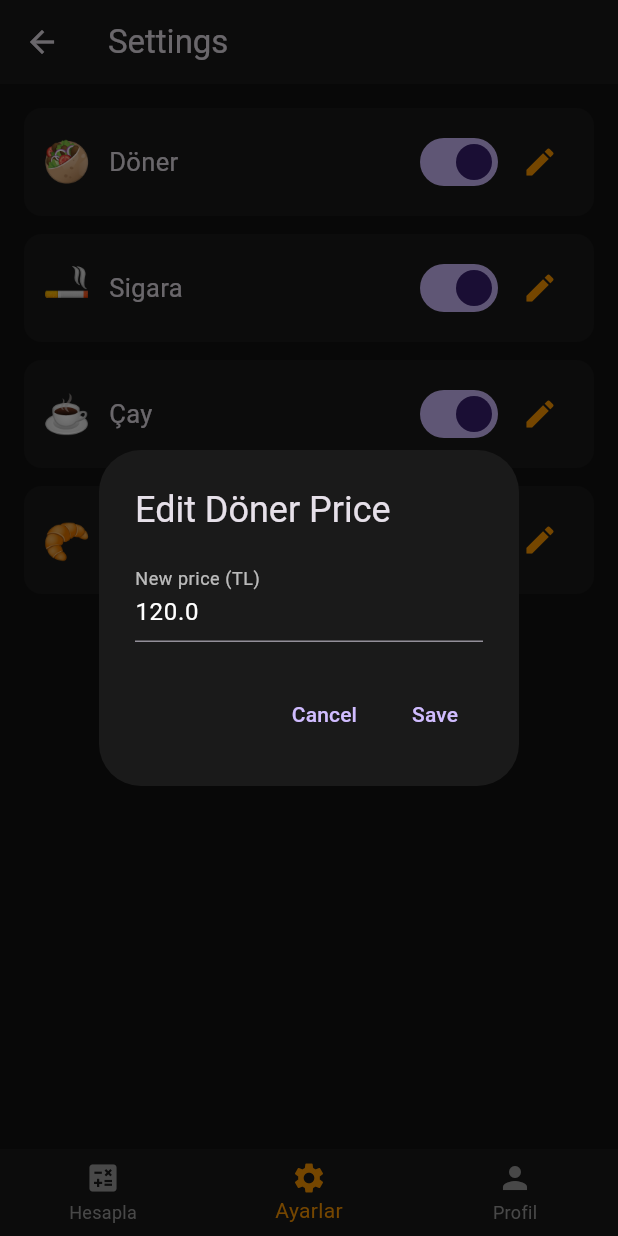
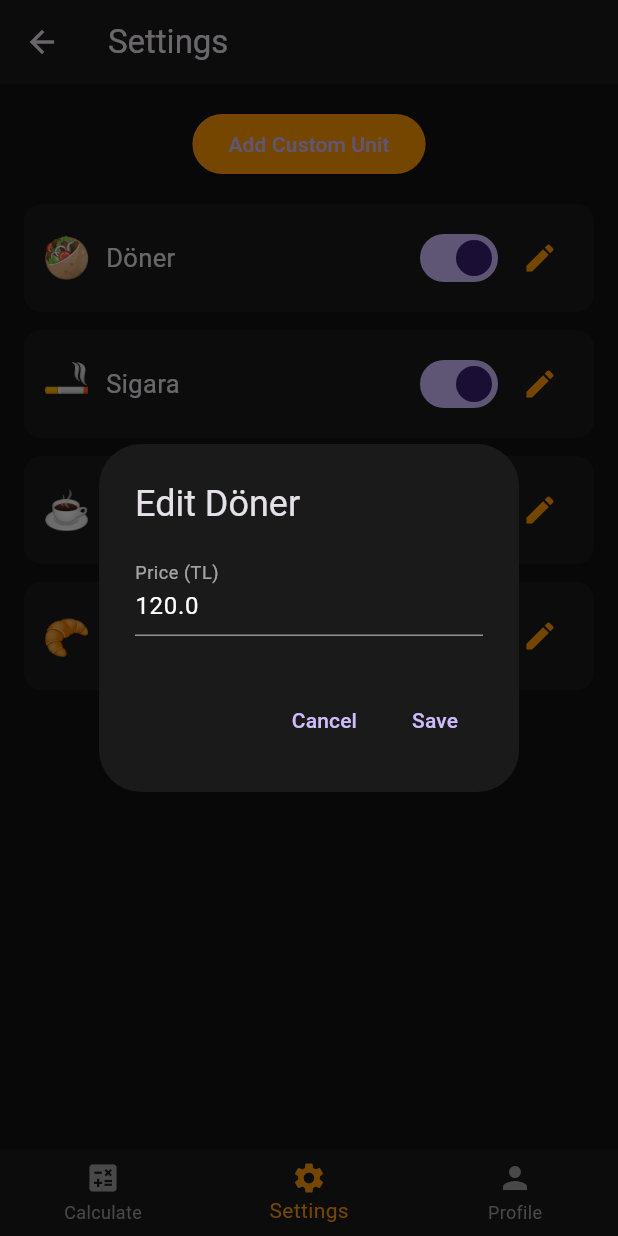
Before and after one commit to tunahan-kara/Donermatik, a Flutter app: the MainNavigation screen opened by its route, item 2 of the bottom bar chosen, after a tap on the "edit" icon, on a phone screen of 412 x 824 dp. Run offline on Flutter 3.47's test engine with Material 3 defaults, Android fonts, the phone set to English and light mode, and no system bars; our stand-ins replace shared_preferences; accounts and stored records are empty.

Commit message:
Bug fixes and full screen mode.

```diff
--- a/donermatik/lib/main.dart
+++ b/donermatik/lib/main.dart
@@ -1,14 +1,29 @@
 import 'package:flutter/material.dart';
+import 'package:flutter/services.dart';
 import 'package:shared_preferences/shared_preferences.dart';
 
 import 'models/unit_model.dart';
 import 'utils/default_units.dart';
+import 'utils/storage_service.dart';
+
 import 'screens/home_screen.dart';
 import 'screens/settings_screen.dart';
 import 'screens/profile_screen.dart';
 import 'screens/onboarding_screen.dart';
 
-void main() {
+void main() async {
+  WidgetsFlutterBinding.ensureInitialized();
+
+  // 🔥 TAM EKRAN - IMMERSIVE STICKY (KESİN ÇALIŞIR)
+  await SystemChrome.setEnabledSystemUIMode(SystemUiMode.immersiveSticky);
+
+  SystemChrome.setSystemUIOverlayStyle(
+    const SystemUiOverlayStyle(
+      statusBarColor: Colors.transparent, // Üst bar tamamen yok
+      systemNavigationBarColor: Colors.transparent, // Alt bar tamamen yok
+    ),
+  );
+
   runApp(const DonermatikApp());
 }
 
@@ -22,7 +37,6 @@ class DonermatikApp extends StatelessWidget {
       title: "Dönermatik",
       theme: ThemeData.dark().copyWith(
         scaffoldBackgroundColor: const Color(0xFF121212),
-        primaryColor: Colors.orange,
         appBarTheme: const AppBarTheme(
           backgroundColor: Color(0xFF1A1A1A),
           elevation: 0,
@@ -35,7 +49,7 @@ class DonermatikApp extends StatelessWidget {
 }
 
 //
-// 1) LOADING SCREEN → onboarding tamam mı değil mi kontrol ediyor
+// LOADING SCREEN — onboarding tamam mı kontrol eder
 //
 
 class LoadingScreen extends StatefulWidget {
@@ -46,37 +60,32 @@ class LoadingScreen extends StatefulWidget {
 }
 
 class _LoadingScreenState extends State<LoadingScreen> {
-  bool? onboardingCompleted;
+  bool? done;
 
   @override
   void initState() {
     super.initState();
-    _checkOnboarding();
+    _check();
   }
 
-  Future<void> _checkOnboarding() async {
-    SharedPreferences prefs = await SharedPreferences.getInstance();
-    bool done = prefs.getBool("onboarding_completed") ?? false;
-
-    setState(() {
-      onboardingCompleted = done;
-    });
+  Future<void> _check() async {
+    final prefs = await SharedPreferences.getInstance();
+    done = prefs.getBool("onboarding_completed") ?? false;
+    setState(() {});
   }
 
   @override
   Widget build(BuildContext context) {
-    if (onboardingCompleted == null) {
+    if (done == null) {
       return const Scaffold(body: Center(child: CircularProgressIndicator()));
     }
 
-    return onboardingCompleted == false
-        ? const OnboardingWrapper()
-        : const MainNavigation();
+    return done! ? const MainNavigation() : const OnboardingWrapper();
   }
 }
 
 //
-// 2) ONBOARDING WRAPPER → onboarding ekranını çalıştırır
+// ONBOARDING WRAPPER
 //
 
 class OnboardingWrapper extends StatefulWidget {
@@ -89,20 +98,18 @@ class OnboardingWrapper extends StatefulWidget {
 class _OnboardingWrapperState extends State<OnboardingWrapper> {
   List<UnitModel> units = List<UnitModel>.from(DefaultUnits.units);
 
-  void _applyUnitSelection(List<UnitModel> selected) {
-    setState(() {
-      units = selected;
-    });
+  void _update(List<UnitModel> newList) {
+    setState(() => units = newList);
   }
 
   @override
   Widget build(BuildContext context) {
-    return OnboardingScreen(units: units, onUnitsSelected: _applyUnitSelection);
+    return OnboardingScreen(units: units, onUnitsSelected: _update);
   }
 }
 
 //
-// 3) ANA NAVIGATION
+// ANA NAVİGASYON
 //
 
 class MainNavigation extends StatefulWidget {
@@ -113,8 +120,8 @@ class MainNavigation extends StatefulWidget {
 }
 
 class _MainNavigationState extends State<MainNavigation> {
-  int _currentIndex = 0;
-  List<UnitModel> _units = [];
+  int index = 0;
+  List<UnitModel> units = [];
 
   @override
   void initState() {
@@ -123,59 +130,71 @@ class _MainNavigationState extends State<MainNavigation> {
   }
 
   Future<void> _loadUnits() async {
-    SharedPreferences prefs = await SharedPreferences.getInstance();
+    List<UnitModel> finalUnits = [];
 
-    List<String>? activeIds = prefs.getStringList("active_units");
+    List<String>? activeIds = await StorageService.loadActiveUnits();
 
-    List<UnitModel> updated = [];
+    // Default Units
+    for (var u in DefaultUnits.units) {
+      double? savedPrice = await StorageService.loadUnitPrice(u.id);
 
-    for (var unit in DefaultUnits.units) {
-      double? savedPrice = prefs.getDouble(
-        "unit_price_${unit.id}",
-      ); // kayıtlı fiyat var mı?
-
-      updated.add(
-        unit.copyWith(
-          price: savedPrice ?? unit.price,
-          isActive: activeIds?.contains(unit.id) ?? true,
+      finalUnits.add(
+        u.copyWith(
+          price: savedPrice ?? u.price,
+          isActive: activeIds?.contains(u.id) ?? true,
         ),
       );
     }
 
-    setState(() {
-      _units = updated;
-    });
+    // Custom Units
+    List<Map<String, dynamic>> customMaps =
+        await StorageService.loadCustomUnits();
+
+    for (var m in customMaps) {
+      finalUnits.add(
+        UnitModel(
+          id: m["id"],
+          name: m["name"],
+          price: double.parse(m["price"]),
+          icon: m["icon"],
+          isActive: m["isActive"] == "true",
+        ),
+      );
+    }
+
+    setState(() => units = finalUnits);
   }
 
-  void _updateUnits(List<UnitModel> newUnits) {
-    setState(() {
-      _units = newUnits;
-    });
+  void _updateUnits(List<UnitModel> newList) {
+    setState(() => units = newList);
   }
 
   @override
   Widget build(BuildContext context) {
-    final screens = [
-      HomeScreen(units: _units),
-      SettingsScreen(units: _units, onUnitsChanged: _updateUnits),
+    final pages = [
+      HomeScreen(units: units),
+      SettingsScreen(units: units, onUnitsChanged: _updateUnits),
       const ProfileScreen(),
     ];
 
     return Scaffold(
-      body: screens[_currentIndex],
+      body: pages[index],
       bottomNavigationBar: BottomNavigationBar(
-        backgroundColor: const Color(0xFF1A1A1A),
+        currentIndex: index,
         selectedItemColor: Colors.orange,
         unselectedItemColor: Colors.grey,
-        currentIndex: _currentIndex,
-        onTap: (i) => setState(() => _currentIndex = i),
+        backgroundColor: const Color(0xFF1A1A1A),
+        onTap: (i) => setState(() => index = i),
         items: const [
           BottomNavigationBarItem(
             icon: Icon(Icons.calculate),
-            label: "Hesapla",
+            label: "Calculate",
           ),
-          BottomNavigationBarItem(icon: Icon(Icons.settings), label: "Ayarlar"),
-          BottomNavigationBarItem(icon: Icon(Icons.person), label: "Profil"),
+          BottomNavigationBarItem(
+            icon: Icon(Icons.settings),
+            label: "Settings",
+          ),
+          BottomNavigationBarItem(icon: Icon(Icons.person), label: "Profile"),
         ],
       ),
     );
--- a/donermatik/lib/screens/home_screen.dart
+++ b/donermatik/lib/screens/home_screen.dart
@@ -11,12 +11,11 @@ class HomeScreen extends StatefulWidget {
 }
 
 class _HomeScreenState extends State<HomeScreen> {
-  TextEditingController priceController = TextEditingController();
-  double? enteredPrice;
+  double? entered;
 
   @override
   Widget build(BuildContext context) {
-    final activeUnits = widget.units.where((u) => u.isActive).toList();
+    List<UnitModel> active = widget.units.where((u) => u.isActive).toList();
 
     return Scaffold(
       appBar: AppBar(title: const Text("Dönermatik")),
@@ -24,9 +23,7 @@ class _HomeScreenState extends State<HomeScreen> {
         padding: const EdgeInsets.all(16),
         child: Column(
           children: [
-            // INPUT FIELD
             TextField(
-              controller: priceController,
               keyboardType: TextInputType.number,
               style: const TextStyle(color: Colors.white),
               decoration: InputDecoration(
@@ -38,25 +35,20 @@ class _HomeScreenState extends State<HomeScreen> {
                   borderRadius: BorderRadius.circular(12),
                 ),
               ),
-              onChanged: (value) {
-                setState(() {
-                  enteredPrice = double.tryParse(value);
-                });
-              },
+              onChanged: (v) => setState(() => entered = double.tryParse(v)),
             ),
 
-            const SizedBox(height: 20),
+            const SizedBox(height: 16),
 
-            // UNIT LIST
             Expanded(
               child: ListView.builder(
-                itemCount: activeUnits.length,
-                itemBuilder: (context, index) {
-                  final unit = activeUnits[index];
+                itemCount: active.length,
+                itemBuilder: (context, i) {
+                  final u = active[i];
 
-                  double? result = enteredPrice == null
+                  double? result = (entered == null)
                       ? null
-                      : enteredPrice! / unit.price;
+                      : entered! / u.price;
 
                   return Container(
                     margin: const EdgeInsets.only(bottom: 12),
@@ -70,35 +62,19 @@ class _HomeScreenState extends State<HomeScreen> {
                       children: [
                         Row(
                           children: [
+                            Text(u.icon, style: const TextStyle(fontSize: 26)),
+                            const SizedBox(width: 12),
                             Text(
-                              unit.icon,
-                              style: const TextStyle(fontSize: 28),
-                            ),
-                            const SizedBox(width: 12),
-                            Column(
-                              crossAxisAlignment: CrossAxisAlignment.start,
-                              children: [
-                                Text(
-                                  unit.name,
-                                  style: const TextStyle(
-                                    fontSize: 17,
-                                    fontWeight: FontWeight.bold,
-                                  ),
-                                ),
-                                Text(
-                                  "1 ${unit.name} = ${unit.price.toStringAsFixed(0)} TL",
-                                  style: const TextStyle(
-                                    fontSize: 13,
-                                    color: Colors.grey,
-                                  ),
-                                ),
-                              ],
+                              u.name,
+                              style: const TextStyle(
+                                fontSize: 17,
+                                fontWeight: FontWeight.bold,
+                              ),
                             ),
                           ],
                         ),
-
                         Text(
-                          result == null ? "-" : "${result.toStringAsFixed(2)}",
+                          result == null ? "-" : result.toStringAsFixed(2),
                           style: const TextStyle(
                             fontSize: 20,
                             color: Colors.orange,
--- a/donermatik/lib/screens/settings_screen.dart
+++ b/donermatik/lib/screens/settings_screen.dart
@@ -1,6 +1,7 @@
 import 'package:flutter/material.dart';
 import '../models/unit_model.dart';
 import '../utils/storage_service.dart';
+import '../utils/default_units.dart';
 
 class SettingsScreen extends StatefulWidget {
   final List<UnitModel> units;
@@ -25,26 +26,26 @@ class _SettingsScreenState extends State<SettingsScreen> {
     localUnits = List<UnitModel>.from(widget.units);
   }
 
-  // Fiyat düzenleme popup'ı
-  void _editPrice(UnitModel unit) {
-    TextEditingController controller = TextEditingController(
-      text: unit.price.toString(),
-    );
+  bool _isDefault(UnitModel u) => DefaultUnits.units.any((d) => d.id == u.id);
+
+  // ADD CUSTOM UNIT
+  void _openAddUnitDialog() {
+    TextEditingController nameC = TextEditingController();
+    TextEditingController priceC = TextEditingController();
+    TextEditingController iconC = TextEditingController();
 
     showDialog(
       context: context,
-      builder: (context) {
-        return AlertDialog(
+      builder: (context) => AlertDialog(
         backgroundColor: const Color(0xFF1A1A1A),
-          title: Text("Edit ${unit.name} Price"),
-          content: TextField(
-            controller: controller,
-            keyboardType: TextInputType.number,
-            style: const TextStyle(color: Colors.white),
-            decoration: const InputDecoration(
-              labelText: "New price (TL)",
-              labelStyle: TextStyle(color: Colors.white70),
-            ),
+        title: const Text("Add Custom Unit"),
+        content: Column(
+          mainAxisSize: MainAxisSize.min,
+          children: [
+            _input("Unit Name", nameC),
+            _input("Price (TL)", priceC, number: true),
+            _input("Emoji/Icon", iconC),
+          ],
         ),
         actions: [
           TextButton(
@@ -53,53 +54,142 @@ class _SettingsScreenState extends State<SettingsScreen> {
           ),
           TextButton(
             onPressed: () async {
-                double newPrice =
-                    double.tryParse(controller.text) ?? unit.price;
+              UnitModel newUnit = UnitModel(
+                id: DateTime.now().millisecondsSinceEpoch.toString(),
+                name: nameC.text,
+                price: double.parse(priceC.text),
+                icon: iconC.text,
+                isActive: true,
+              );
 
-                // Fiyatı kaydet
-                await StorageService.saveUnitPrice(unit.id, newPrice);
+              setState(() {
+                localUnits.add(newUnit);
+              });
 
-                // Local listeyi güncelle
+              await _saveCustomUnits();
+              widget.onUnitsChanged(localUnits);
+              Navigator.pop(context);
+            },
+            child: const Text("Add"),
+          ),
+        ],
+      ),
+    );
+  }
+
+  // REUSABLE INPUT
+  Widget _input(String label, TextEditingController c, {bool number = false}) {
+    return Padding(
+      padding: const EdgeInsets.only(bottom: 8),
+      child: TextField(
+        controller: c,
+        keyboardType: number ? TextInputType.number : TextInputType.text,
+        style: const TextStyle(color: Colors.white),
+        decoration: InputDecoration(
+          labelText: label,
+          labelStyle: const TextStyle(color: Colors.white60),
+        ),
+      ),
+    );
+  }
+
+  // EDIT PRICE + DELETE
+  void _editUnit(UnitModel unit) {
+    TextEditingController priceC = TextEditingController(
+      text: unit.price.toString(),
+    );
+
+    showDialog(
+      context: context,
+      builder: (context) => AlertDialog(
+        backgroundColor: const Color(0xFF1A1A1A),
+        title: Text("Edit ${unit.name}"),
+        content: Column(
+          mainAxisSize: MainAxisSize.min,
+          children: [
+            _input("Price (TL)", priceC, number: true),
+            if (!_isDefault(unit))
+              ElevatedButton(
+                style: ElevatedButton.styleFrom(backgroundColor: Colors.red),
+                onPressed: () {
+                  Navigator.pop(context);
+                  _deleteCustom(unit);
+                },
+                child: const Text("Delete Unit"),
+              ),
+          ],
+        ),
+        actions: [
+          TextButton(
+            onPressed: () => Navigator.pop(context),
+            child: const Text("Cancel"),
+          ),
+          TextButton(
+            onPressed: () async {
+              double p = double.parse(priceC.text);
+
+              await StorageService.saveUnitPrice(unit.id, p);
+
               setState(() {
                 localUnits = localUnits.map((u) {
-                    if (u.id == unit.id) {
-                      return u.copyWith(price: newPrice);
-                    }
+                  if (u.id == unit.id) return u.copyWith(price: p);
                   return u;
                 }).toList();
               });
 
-                // Ana state'i güncelle
               widget.onUnitsChanged(localUnits);
-
               Navigator.pop(context);
             },
             child: const Text("Save"),
           ),
         ],
-        );
-      },
+      ),
     );
   }
 
-  // Toggle değişimi
-  void _toggleActive(UnitModel unit, bool newValue) async {
+  // DELETE
+  void _deleteCustom(UnitModel unit) async {
     setState(() {
-      localUnits = localUnits.map((u) {
-        if (u.id == unit.id) {
-          return u.copyWith(isActive: newValue);
+      localUnits.remove(unit);
+    });
+
+    await _saveCustomUnits();
+    widget.onUnitsChanged(localUnits);
   }
-        return u;
+
+  // SAVE ALL CUSTOM UNITS
+  Future<void> _saveCustomUnits() async {
+    List<Map<String, dynamic>> custom = localUnits
+        .where((u) => !_isDefault(u))
+        .map(
+          (u) => {
+            "id": u.id,
+            "name": u.name,
+            "price": u.price.toString(),
+            "icon": u.icon,
+            "isActive": u.isActive.toString(),
+          },
+        )
+        .toList();
+
+    await StorageService.saveCustomUnits(custom);
+  }
+
+  // TOGGLE
+  void _toggle(UnitModel u, bool v) async {
+    setState(() {
+      localUnits = localUnits.map((x) {
+        if (x.id == u.id) return x.copyWith(isActive: v);
+        return x;
       }).toList();
     });
 
-    // aktif birimleri kaydet
-    final activeIds = localUnits
-        .where((u) => u.isActive)
-        .map((u) => u.id)
+    List<String> active = localUnits
+        .where((x) => x.isActive)
+        .map((x) => x.id)
         .toList();
-    await StorageService.saveActiveUnits(activeIds);
 
+    await StorageService.saveActiveUnits(active);
     widget.onUnitsChanged(localUnits);
   }
 
@@ -107,11 +197,22 @@ class _SettingsScreenState extends State<SettingsScreen> {
   Widget build(BuildContext context) {
     return Scaffold(
       appBar: AppBar(title: const Text("Settings")),
-      body: ListView.builder(
+      body: Padding(
         padding: const EdgeInsets.all(16),
+        child: Column(
+          children: [
+            ElevatedButton(
+              onPressed: _openAddUnitDialog,
+              style: ElevatedButton.styleFrom(backgroundColor: Colors.orange),
+              child: const Text("Add Custom Unit"),
+            ),
+            const SizedBox(height: 16),
+
+            Expanded(
+              child: ListView.builder(
                 itemCount: localUnits.length,
                 itemBuilder: (context, index) {
-          final unit = localUnits[index];
+                  final u = localUnits[index];
 
                   return Container(
                     margin: const EdgeInsets.only(bottom: 12),
@@ -123,25 +224,27 @@ class _SettingsScreenState extends State<SettingsScreen> {
                     child: Row(
                       mainAxisAlignment: MainAxisAlignment.spaceBetween,
                       children: [
-                // icon + name
                         Row(
                           children: [
-                    Text(unit.icon, style: const TextStyle(fontSize: 26)),
-                    const SizedBox(width: 12),
-                    Text(unit.name, style: const TextStyle(fontSize: 17)),
+                            Text(u.icon, style: const TextStyle(fontSize: 26)),
+                            const SizedBox(width: 10),
+                            Text(u.name, style: const TextStyle(fontSize: 17)),
                           ],
                         ),
 
-                // switch + edit button
+                        // SWITCH + EDIT
                         Row(
                           children: [
                             Switch(
-                      value: unit.isActive,
-                      onChanged: (val) => _toggleActive(unit, val),
+                              value: u.isActive,
+                              onChanged: (v) => _toggle(u, v),
                             ),
                             IconButton(
-                      onPressed: () => _editPrice(unit),
-                      icon: const Icon(Icons.edit, color: Colors.orange),
+                              icon: const Icon(
+                                Icons.edit,
+                                color: Colors.orange,
+                              ),
+                              onPressed: () => _editUnit(u),
                             ),
                           ],
                         ),
@@ -150,6 +253,10 @@ class _SettingsScreenState extends State<SettingsScreen> {
                   );
                 },
               ),
+            ),
+          ],
+        ),
+      ),
     );
   }
 }
--- a/donermatik/lib/utils/storage_service.dart
+++ b/donermatik/lib/utils/storage_service.dart
@@ -1,6 +1,7 @@
 import 'package:shared_preferences/shared_preferences.dart';
 
 class StorageService {
+  // ACTIVE UNITS
   static Future<void> saveActiveUnits(List<String> ids) async {
     final prefs = await SharedPreferences.getInstance();
     await prefs.setStringList("active_units", ids);
@@ -11,6 +12,7 @@ class StorageService {
     return prefs.getStringList("active_units");
   }
 
+  // UNIT PRICE
   static Future<void> saveUnitPrice(String id, double price) async {
     final prefs = await SharedPreferences.getInstance();
     await prefs.setDouble("unit_price_$id", price);
@@ -20,4 +22,36 @@ class StorageService {
     final prefs = await SharedPreferences.getInstance();
     return prefs.getDouble("unit_price_$id");
   }
+
+  // CUSTOM UNITS SAVE
+  static Future<void> saveCustomUnits(List<Map<String, dynamic>> units) async {
+    final prefs = await SharedPreferences.getInstance();
+
+    List<String> encoded = units
+        .map((m) => m.toString())
+        .toList(); // encode map → string
+
+    await prefs.setStringList("custom_units", encoded);
+  }
+
+  // CUSTOM UNITS LOAD
+  static Future<List<Map<String, dynamic>>> loadCustomUnits() async {
+    final prefs = await SharedPreferences.getInstance();
+    List<String>? saved = prefs.getStringList("custom_units");
+
+    if (saved == null) return [];
+
+    return saved.map((str) {
+      str = str.substring(1, str.length - 1); // remove {}
+
+      final pairs = str.split(", ");
+      Map<String, dynamic> out = {};
+
+      for (var p in pairs) {
+        var kv = p.split(": ");
+        out[kv[0]] = kv[1];
+      }
+      return out;
+    }).toList();
+  }
 }
```
Lines whose indentation alone changed are shown as unchanged.
